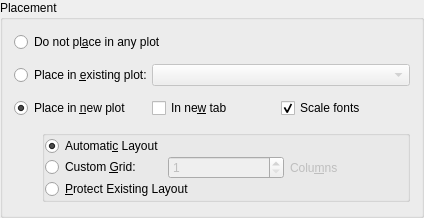
This is src/widgets/curveplacement.ui in Kst-plot/kst as Qt 5 draws it before an edit. The edited form follows.
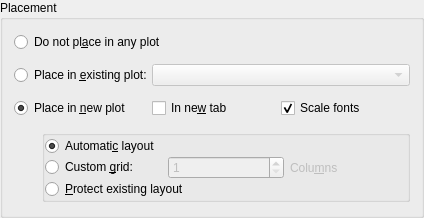
This is the edited form.

Diff of the .ui file:
```diff
--- a/src/widgets/curveplacement.ui
+++ b/src/widgets/curveplacement.ui
@@ -124,7 +124,7 @@
          <item>
           <widget class="QRadioButton" name="_autoLayout">
            <property name="text">
-            <string>Automati&amp;c Layout</string>
+            <string>Automati&amp;c layout</string>
            </property>
            <property name="checked">
             <bool>true</bool>
@@ -136,7 +136,7 @@
            <item>
             <widget class="QRadioButton" name="_customGrid">
              <property name="text">
-              <string>Custom &amp;Grid:</string>
+              <string>Custom &amp;grid:</string>
              </property>
             </widget>
            </item>
@@ -171,7 +171,7 @@
          <item>
           <widget class="QRadioButton" name="_protectLayout">
            <property name="text">
-            <string>&amp;Protect Existing Layout</string>
+            <string>&amp;Protect existing layout</string>
            </property>
           </widget>
          </item>
```
